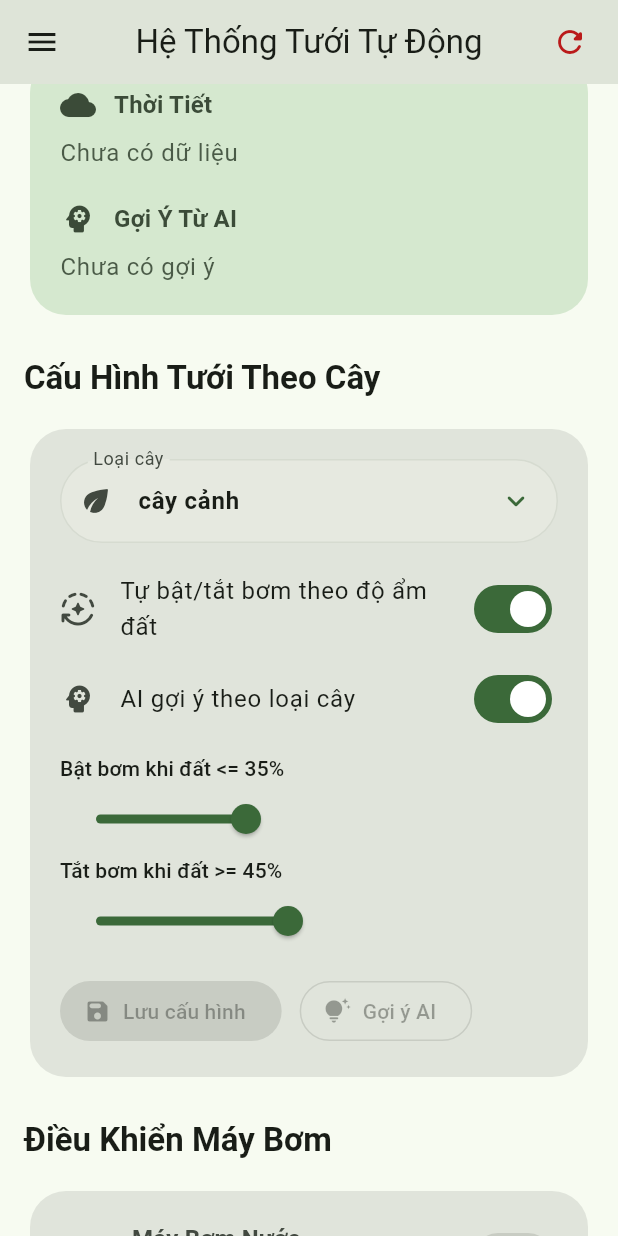
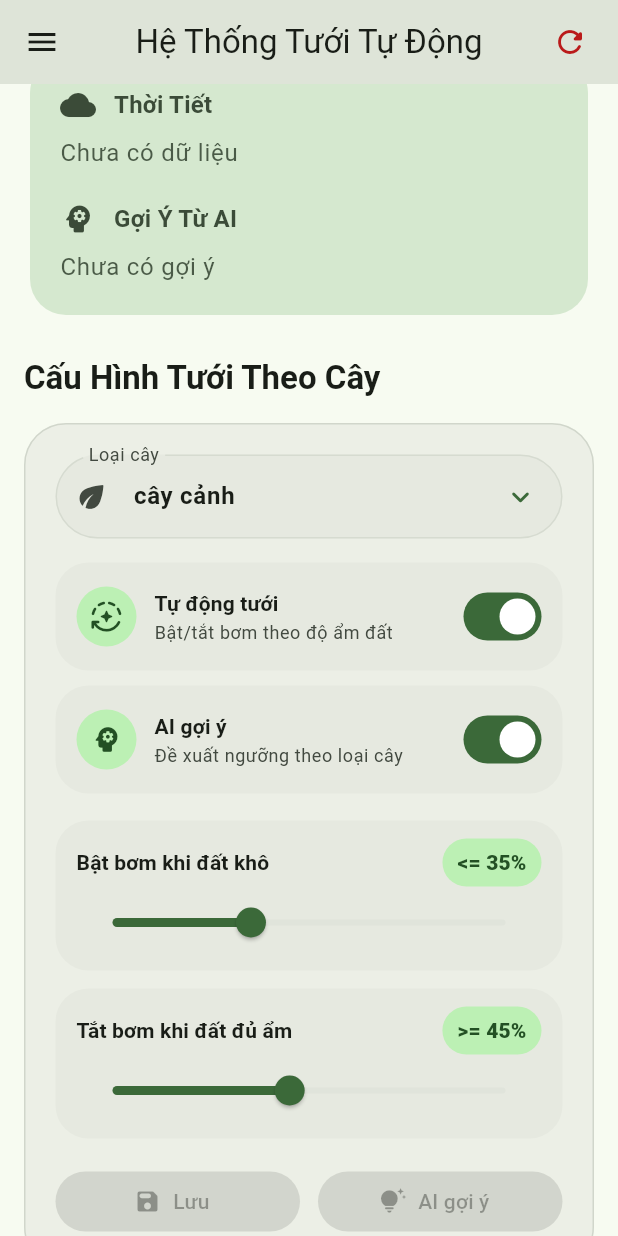
Before and after one commit to chiraitori/htn-stack, a Flutter app: the screen it shows after launch, scrolled down 576 dp, on a phone screen of 412 x 824 dp. Run offline on Flutter 3.47's test engine with Material 3 defaults, Android fonts, the phone set to English and light mode, and no system bars; drawn by our look-alikes of dynamic_color; missing offline and left inert: mqtt_client.

Commit message:
Persist pump history and polish controls

```diff
--- a/garden_lab/lib/screen/home_screen.dart
+++ b/garden_lab/lib/screen/home_screen.dart
@@ -334,7 +334,9 @@ class _HomeScreenState extends State<HomeScreen> {
             (config['soil_pump_off_above'] as num? ?? soilPumpOffAbove)
                 .toDouble();
         final resumeAt = (config['manual_off_resume_at'] ?? '').toString();
-        manualOffResumeAt = resumeAt.isEmpty ? null : resumeAt;
+        manualOffResumeAt = resumeAt.isEmpty
+            ? null
+            : _formatDateTime(DateTime.tryParse(resumeAt)?.toLocal());
       });
     } catch (e) {
       debugPrint('Garden config JSON parse error: $e');
@@ -644,77 +646,7 @@ class _HomeScreenState extends State<HomeScreen> {
                       ),
                     ),
                     const SizedBox(height: 16),
-                    Card(
-                      elevation: 0,
-                      color: isPumpOn
-                          ? colorScheme.primaryContainer
-                          : colorScheme.surfaceContainerHighest,
-                      shape: RoundedRectangleBorder(
-                        borderRadius: BorderRadius.circular(24),
-                      ),
-                      child: Padding(
-                        padding: const EdgeInsets.symmetric(
-                          horizontal: 20,
-                          vertical: 20,
-                        ),
-                        child: Row(
-                          mainAxisAlignment: MainAxisAlignment.spaceBetween,
-                          children: [
-                            Expanded(
-                              child: Row(
-                                children: [
-                                  Icon(
-                                    Icons.water_drop_rounded,
-                                    color: isPumpOn
-                                        ? colorScheme.onPrimaryContainer
-                                        : colorScheme.onSurfaceVariant,
-                                    size: 32,
-                                  ),
-                                  const SizedBox(width: 16),
-                                  Flexible(
-                                    child: Column(
-                                      crossAxisAlignment:
-                                          CrossAxisAlignment.start,
-                                      children: [
-                                        Text(
-                                          'Máy Bơm Nước',
-                                          style: textTheme.titleMedium
-                                              ?.copyWith(
-                                                fontWeight: FontWeight.bold,
-                                                color: isPumpOn
-                                                    ? colorScheme
-                                                          .onPrimaryContainer
-                                                    : colorScheme
-                                                          .onSurfaceVariant,
-                                              ),
-                                        ),
-                                        const SizedBox(height: 4),
-                                        Text(
-                                          isConnected
-                                              ? (isPumpOn
-                                                    ? 'Đang tưới'
-                                                    : 'Đã tắt')
-                                              : 'Chờ kết nối MQTT',
-                                          style: textTheme.bodyMedium?.copyWith(
-                                            color: isPumpOn
-                                                ? colorScheme.onPrimaryContainer
-                                                : colorScheme.onSurfaceVariant,
-                                          ),
-                                        ),
-                                      ],
-                                    ),
-                                  ),
-                                ],
-                              ),
-                            ),
-                            Switch(
-                              value: isPumpOn,
-                              onChanged: isConnected ? _togglePump : null,
-                            ),
-                          ],
-                        ),
-                      ),
-                    ),
+                    _buildPumpControlCard(colorScheme, textTheme),
                     const SizedBox(height: 32),
                   ],
                 ),
@@ -764,11 +696,128 @@ class _HomeScreenState extends State<HomeScreen> {
     );
   }
 
+  Widget _buildPumpControlCard(ColorScheme colorScheme, TextTheme textTheme) {
+    final containerColor = isPumpOn
+        ? colorScheme.primaryContainer
+        : colorScheme.surfaceContainer;
+    final contentColor = isPumpOn
+        ? colorScheme.onPrimaryContainer
+        : colorScheme.onSurface;
+    final statusColor = isPumpOn ? colorScheme.primary : colorScheme.outline;
+
+    return Container(
+      padding: const EdgeInsets.all(16),
+      decoration: BoxDecoration(
+        color: containerColor,
+        borderRadius: BorderRadius.circular(28),
+        border: Border.all(
+          color: isPumpOn
+              ? colorScheme.primary.withValues(alpha: 0.20)
+              : colorScheme.outlineVariant.withValues(alpha: 0.65),
+        ),
+      ),
+      child: Row(
+        children: [
+          Container(
+            width: 48,
+            height: 48,
+            decoration: BoxDecoration(
+              color: isPumpOn
+                  ? colorScheme.primary.withValues(alpha: 0.16)
+                  : colorScheme.surfaceContainerHigh,
+              shape: BoxShape.circle,
+            ),
+            child: Icon(
+              Icons.water_drop_rounded,
+              color: isPumpOn ? colorScheme.primary : colorScheme.outline,
+              size: 26,
+            ),
+          ),
+          const SizedBox(width: 14),
+          Expanded(
+            child: Column(
+              crossAxisAlignment: CrossAxisAlignment.start,
+              children: [
+                Text(
+                  'Máy Bơm Nước',
+                  style: textTheme.titleMedium?.copyWith(
+                    fontWeight: FontWeight.w800,
+                    color: contentColor,
+                  ),
+                ),
+                const SizedBox(height: 6),
+                Container(
+                  padding: const EdgeInsets.symmetric(
+                    horizontal: 10,
+                    vertical: 5,
+                  ),
+                  decoration: BoxDecoration(
+                    color: statusColor.withValues(alpha: 0.12),
+                    borderRadius: BorderRadius.circular(999),
+                  ),
+                  child: Text(
+                    isConnected
+                        ? (isPumpOn ? 'Đang tưới' : 'Đã tắt')
+                        : 'Chờ MQTT',
+                    style: textTheme.labelMedium?.copyWith(
+                      color: isConnected
+                          ? statusColor
+                          : colorScheme.onSurfaceVariant,
+                      fontWeight: FontWeight.w700,
+                    ),
+                  ),
+                ),
+              ],
+            ),
+          ),
+          Switch(
+            value: isPumpOn,
+            onChanged: isConnected ? _togglePump : null,
+            thumbColor: WidgetStateProperty.resolveWith((states) {
+              if (states.contains(WidgetState.disabled)) {
+                return colorScheme.onSurface.withValues(alpha: 0.38);
+              }
+              if (states.contains(WidgetState.selected)) {
+                return colorScheme.onPrimary;
+              }
+              return colorScheme.outline;
+            }),
+            trackColor: WidgetStateProperty.resolveWith((states) {
+              if (states.contains(WidgetState.disabled)) {
+                return colorScheme.surfaceContainerHigh.withValues(alpha: 0.55);
+              }
+              if (states.contains(WidgetState.selected)) {
+                return colorScheme.primary;
+              }
+              return colorScheme.surfaceContainerHigh;
+            }),
+            trackOutlineColor: const WidgetStatePropertyAll(Colors.transparent),
+          ),
+        ],
+      ),
+    );
+  }
+
+  String _formatDateTime(DateTime? time) {
+    if (time == null) {
+      return 'không rõ';
+    }
+
+    String two(int value) => value.toString().padLeft(2, '0');
+    return '${two(time.hour)}:${two(time.minute)}, ${two(time.day)}/${two(time.month)}/${time.year}';
+  }
+
   Widget _buildGardenConfigCard(ColorScheme colorScheme, TextTheme textTheme) {
-    return Card(
-      elevation: 0,
-      color: colorScheme.surfaceContainerHighest,
-      shape: RoundedRectangleBorder(borderRadius: BorderRadius.circular(24)),
+    return Container(
+      decoration: BoxDecoration(
+        color: colorScheme.surfaceContainer,
+        borderRadius: BorderRadius.circular(28),
+        border: Border.all(
+          color: colorScheme.outlineVariant.withValues(alpha: 0.65),
+        ),
+      ),
+      child: ClipRRect(
+        borderRadius: BorderRadius.circular(28),
         child: Padding(
           padding: const EdgeInsets.all(20),
           child: Column(
@@ -824,64 +873,149 @@ class _HomeScreenState extends State<HomeScreen> {
                   );
                 },
               ),
-            const SizedBox(height: 12),
-            SwitchListTile(
-              contentPadding: EdgeInsets.zero,
+              const SizedBox(height: 16),
+              _buildSettingSwitch(
+                colorScheme: colorScheme,
+                textTheme: textTheme,
+                icon: Icons.auto_mode_rounded,
+                title: 'Tự động tưới',
+                subtitle: 'Bật/tắt bơm theo độ ẩm đất',
                 value: autoPumpEnabled,
                 onChanged: (value) => setState(() => autoPumpEnabled = value),
-              title: const Text('Tự bật/tắt bơm theo độ ẩm đất'),
-              secondary: const Icon(Icons.auto_mode_rounded),
               ),
-            SwitchListTile(
-              contentPadding: EdgeInsets.zero,
+              const SizedBox(height: 10),
+              _buildSettingSwitch(
+                colorScheme: colorScheme,
+                textTheme: textTheme,
+                icon: Icons.psychology_rounded,
+                title: 'AI gợi ý',
+                subtitle: 'Đề xuất ngưỡng theo loại cây',
                 value: aiRecommend,
                 onChanged: (value) => setState(() => aiRecommend = value),
-              title: const Text('AI gợi ý theo loại cây'),
-              secondary: const Icon(Icons.psychology_rounded),
               ),
               if (manualOffResumeAt != null) ...[
-              const SizedBox(height: 8),
-              Text(
-                'Đang tắt tay, auto tưới sẽ bật lại sau $manualOffResumeAt',
+                const SizedBox(height: 12),
+                Container(
+                  padding: const EdgeInsets.all(12),
+                  decoration: BoxDecoration(
+                    color: colorScheme.tertiaryContainer.withValues(
+                      alpha: 0.45,
+                    ),
+                    borderRadius: BorderRadius.circular(18),
+                  ),
+                  child: Row(
+                    children: [
+                      Icon(
+                        Icons.pause_circle_rounded,
+                        color: colorScheme.onTertiaryContainer,
+                      ),
+                      const SizedBox(width: 10),
+                      Expanded(
+                        child: Text(
+                          'Đang tắt tay. Auto tưới bật lại lúc $manualOffResumeAt',
                           style: textTheme.bodyMedium?.copyWith(
-                  color: colorScheme.onSurfaceVariant,
+                            color: colorScheme.onTertiaryContainer,
+                          ),
                         ),
                       ),
                     ],
-            const SizedBox(height: 8),
+                  ),
+                ),
+              ],
+              const SizedBox(height: 18),
               _buildThresholdSlider(
                 textTheme: textTheme,
                 colorScheme: colorScheme,
-              label: 'Bật bơm khi đất <= ${soilPumpOnBelow.round()}%',
+                label: 'Bật bơm khi đất khô',
+                valueLabel: '<= ${soilPumpOnBelow.round()}%',
                 value: soilPumpOnBelow,
                 onChanged: _setPumpOnThreshold,
               ),
+              const SizedBox(height: 12),
               _buildThresholdSlider(
                 textTheme: textTheme,
                 colorScheme: colorScheme,
-              label: 'Tắt bơm khi đất >= ${soilPumpOffAbove.round()}%',
+                label: 'Tắt bơm khi đất đủ ẩm',
+                valueLabel: '>= ${soilPumpOffAbove.round()}%',
                 value: soilPumpOffAbove,
                 onChanged: _setPumpOffThreshold,
               ),
-            const SizedBox(height: 12),
-            Wrap(
-              spacing: 12,
-              runSpacing: 12,
+              const SizedBox(height: 18),
+              Row(
                 children: [
-                FilledButton.icon(
+                  Expanded(
+                    child: FilledButton.icon(
                       onPressed: isConnected ? _publishGardenConfig : null,
                       icon: const Icon(Icons.save_rounded),
-                  label: const Text('Lưu cấu hình'),
+                      label: const Text('Lưu'),
                     ),
-                OutlinedButton.icon(
+                  ),
+                  const SizedBox(width: 12),
+                  Expanded(
+                    child: FilledButton.tonalIcon(
                       onPressed: isConnected ? _requestAIRecommendation : null,
                       icon: const Icon(Icons.tips_and_updates_rounded),
-                  label: const Text('Gợi ý AI'),
+                      label: const Text('AI gợi ý'),
+                    ),
                   ),
                 ],
               ),
             ],
           ),
+        ),
+      ),
+    );
+  }
+
+  Widget _buildSettingSwitch({
+    required ColorScheme colorScheme,
+    required TextTheme textTheme,
+    required IconData icon,
+    required String title,
+    required String subtitle,
+    required bool value,
+    required ValueChanged<bool> onChanged,
+  }) {
+    return Container(
+      padding: const EdgeInsets.fromLTRB(14, 12, 10, 12),
+      decoration: BoxDecoration(
+        color: colorScheme.surfaceContainerHigh,
+        borderRadius: BorderRadius.circular(22),
+      ),
+      child: Row(
+        children: [
+          Container(
+            width: 40,
+            height: 40,
+            decoration: BoxDecoration(
+              color: colorScheme.primaryContainer,
+              shape: BoxShape.circle,
+            ),
+            child: Icon(icon, color: colorScheme.onPrimaryContainer, size: 22),
+          ),
+          const SizedBox(width: 12),
+          Expanded(
+            child: Column(
+              crossAxisAlignment: CrossAxisAlignment.start,
+              children: [
+                Text(
+                  title,
+                  style: textTheme.titleSmall?.copyWith(
+                    fontWeight: FontWeight.w700,
+                  ),
+                ),
+                const SizedBox(height: 2),
+                Text(
+                  subtitle,
+                  style: textTheme.bodySmall?.copyWith(
+                    color: colorScheme.onSurfaceVariant,
+                  ),
+                ),
+              ],
+            ),
+          ),
+          Switch(value: value, onChanged: onChanged),
+        ],
       ),
     );
   }
@@ -890,15 +1024,47 @@ class _HomeScreenState extends State<HomeScreen> {
     required TextTheme textTheme,
     required ColorScheme colorScheme,
     required String label,
+    required String valueLabel,
     required double value,
     required ValueChanged<double> onChanged,
   }) {
-    return Column(
-      crossAxisAlignment: CrossAxisAlignment.start,
+    return Container(
+      padding: const EdgeInsets.fromLTRB(14, 12, 14, 8),
+      decoration: BoxDecoration(
+        color: colorScheme.surfaceContainerHigh,
+        borderRadius: BorderRadius.circular(22),
+      ),
+      child: Column(
         children: [
-        Text(
+          Row(
+            children: [
+              Expanded(
+                child: Text(
                   label,
-          style: textTheme.labelLarge?.copyWith(color: colorScheme.onSurface),
+                  style: textTheme.titleSmall?.copyWith(
+                    fontWeight: FontWeight.w700,
+                    color: colorScheme.onSurface,
+                  ),
+                ),
+              ),
+              Container(
+                padding: const EdgeInsets.symmetric(
+                  horizontal: 10,
+                  vertical: 6,
+                ),
+                decoration: BoxDecoration(
+                  color: colorScheme.primaryContainer,
+                  borderRadius: BorderRadius.circular(999),
+                ),
+                child: Text(
+                  valueLabel,
+                  style: textTheme.labelLarge?.copyWith(
+                    color: colorScheme.onPrimaryContainer,
+                    fontWeight: FontWeight.w800,
+                  ),
+                ),
+              ),
+            ],
           ),
           Slider(
             value: value.clamp(0, 100).toDouble(),
@@ -909,6 +1075,7 @@ class _HomeScreenState extends State<HomeScreen> {
             onChanged: onChanged,
           ),
         ],
+      ),
     );
   }
 
```
Also changed, not shown: 4 other files. Lines whose indentation alone changed are shown as unchanged.
